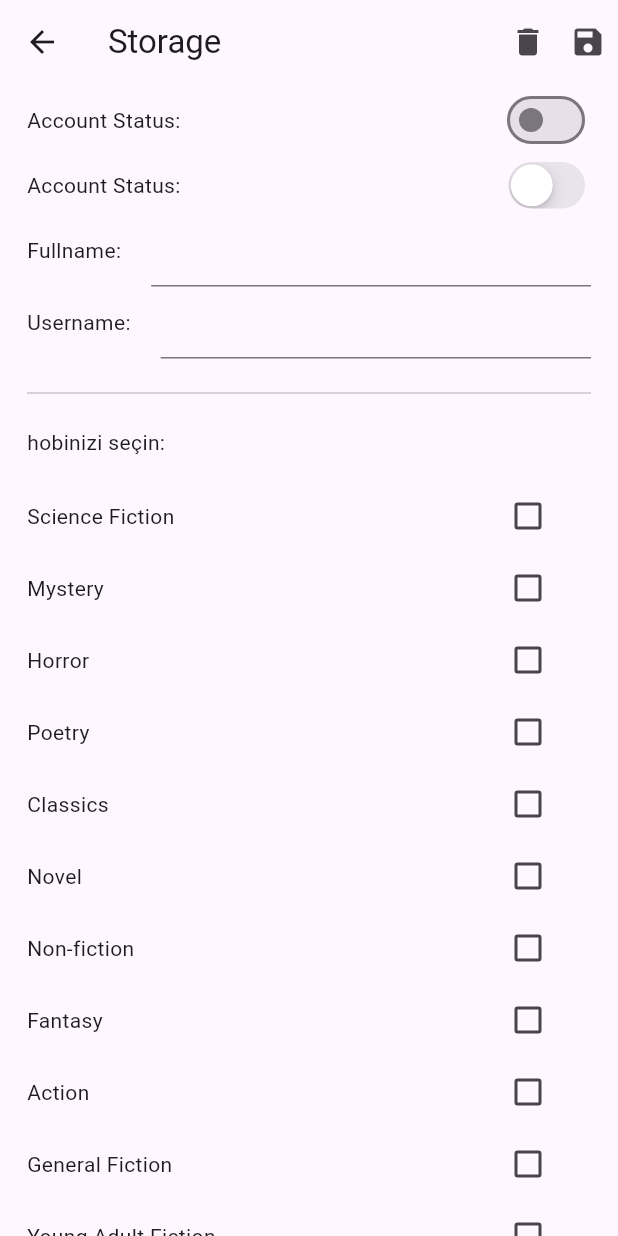
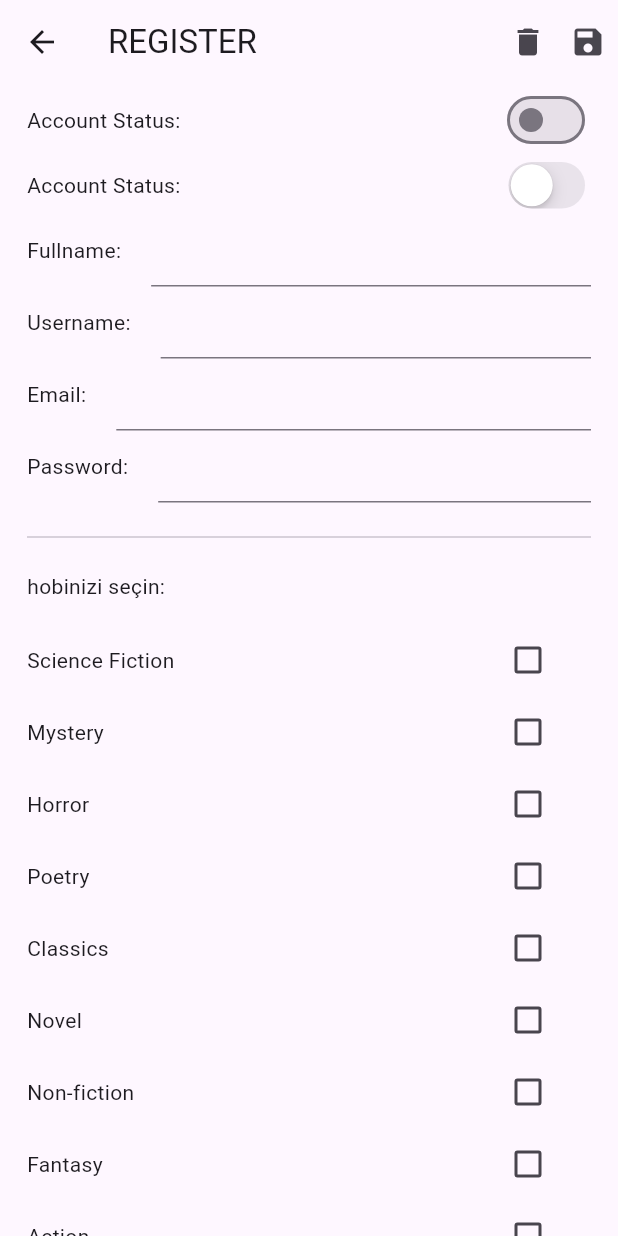
Before and after one commit to tetrakup/flutter_final, a Flutter app: the InfoScreen screen opened by its route, on a phone screen of 412 x 824 dp. Run offline on Flutter 3.47's test engine with Material 3 defaults, Android fonts, the light colour scheme and no system bars; our stand-ins replace shared_preferences; accounts and stored records are empty.

Commit message:
register2 kaldrıldı. pass eklendi, email controller'a donusturuldu.

```diff
--- a/navigater/lib/screens/infoScreen.dart
+++ b/navigater/lib/screens/infoScreen.dart
@@ -16,7 +16,11 @@ class _InfoScreenState extends State<InfoScreen> {
   TextEditingController fullnameController = TextEditingController();
 //  String username = "";>controller tanimladigimiz için bunlara gerek kalmadi
   TextEditingController usernameController = TextEditingController();
-  String email = "";
+  //String email = "";
+    TextEditingController emailController = TextEditingController();
+  //password ekleecegiz
+    TextEditingController passwordController = TextEditingController();
+
   List<String> interested = ["Mystery"];
 
   List<String> allInterested = [
@@ -53,6 +57,8 @@ class _InfoScreenState extends State<InfoScreen> {
     String? userFullname = storage.getString("fullname");
     String? userUsername = storage.getString("username");
     String? userEmail = storage.getString("email");
+    String? userPassword = storage.getString("password");
+
     List<String>? userInterest = storage.getStringList("interest");
 
     if (isActive != null) {
@@ -74,9 +80,15 @@ class _InfoScreenState extends State<InfoScreen> {
     }
 
     if (userEmail != null) {
-      email = userEmail;
+      emailController = TextEditingController(text: userEmail);
     } else {
-      email = "";
+      emailController = TextEditingController(text: "");
+    }
+
+    if (userPassword != null) {
+      passwordController = TextEditingController(text: userPassword);
+    } else {
+      passwordController = TextEditingController(text: "");
     }
 
     if (userInterest != null) {
@@ -101,7 +113,8 @@ class _InfoScreenState extends State<InfoScreen> {
     storage.setBool("active", active);
     storage.setString("fullname", fullnameController.text);
     storage.setString("username", usernameController.text);
-    storage.setString("email", "value@gmail.com");//k.olacak
+    storage.setString("email", emailController.text);// kontrolellerolacak
+    storage.setString("password", passwordController.text);
     storage.setStringList("interest", interested);
 
     ScaffoldMessenger.of(context).showSnackBar(SnackBar(
@@ -123,12 +136,14 @@ class _InfoScreenState extends State<InfoScreen> {
     storage.remove("fullname");
     storage.remove("username");
     storage.remove("email");
+    storage.remove("password");
     storage.remove("interest");
 
     usernameController.text = "";
     fullnameController.text = "";
     active = false;
-    email = "";
+    emailController.text = "";
+    passwordController.text = "";
     interested = [];
 
     setState(() {});
@@ -166,7 +181,7 @@ class _InfoScreenState extends State<InfoScreen> {
   Widget build(BuildContext context) {
     return Scaffold(
       appBar: AppBar(
-        title: const Text("Storage"),
+        title: const Text("REGISTER"),
         actions: [
           InkWell(
             onTap: clearStorage,
@@ -252,6 +267,38 @@ class _InfoScreenState extends State<InfoScreen> {
                     ) //metni almak içindir fakat expanded içerisinde olmalıdır.
                   ],
                 ),
+                //mail
+                Row(
+                  mainAxisAlignment: MainAxisAlignment.spaceBetween,
+                  children: [
+                    Text("Email:"),
+                    SizedBox(
+                      width: 20,
+                    ),
+                    Expanded(
+                      child: TextField(
+                        controller:
+                            emailController, //yazi günceleme yöneticisi
+                      ),
+                    ) //metni almak içindir fakat expanded içerisinde olmalıdır.
+                  ],
+                ),//mail bitis
+                Row(
+                  mainAxisAlignment: MainAxisAlignment.spaceBetween,
+                  children: [
+                    Text("Password:"),
+                    SizedBox(
+                      width: 20,
+                    ),
+                    Expanded(
+                      child: TextField(
+                        controller:
+                            passwordController, //yazi günceleme yöneticisi
+                      ),
+                    ) //metni almak içindir fakat expanded içerisinde olmalıdır.
+                  ],
+                ),
+
                 SizedBox(
                   height: 15,
                 ),
--- a/navigater/lib/screens/registerScreen.dart
+++ b/navigater/lib/screens/registerScreen.dart
@@ -74,7 +74,7 @@ class RegisterScreen extends StatelessWidget {
               ),
               SizedBox(height:20,),*/
               //deneme
-              Row(
+              Row( //register'a tıkladıgımızda home'a yönlendiriyor
                 mainAxisAlignment: MainAxisAlignment.center,
                 children: [
                   ElevatedButton(
```
Also changed, not shown: navigater/lib/screens/registerScreen2.dart (deleted, +0 -93 lines).
